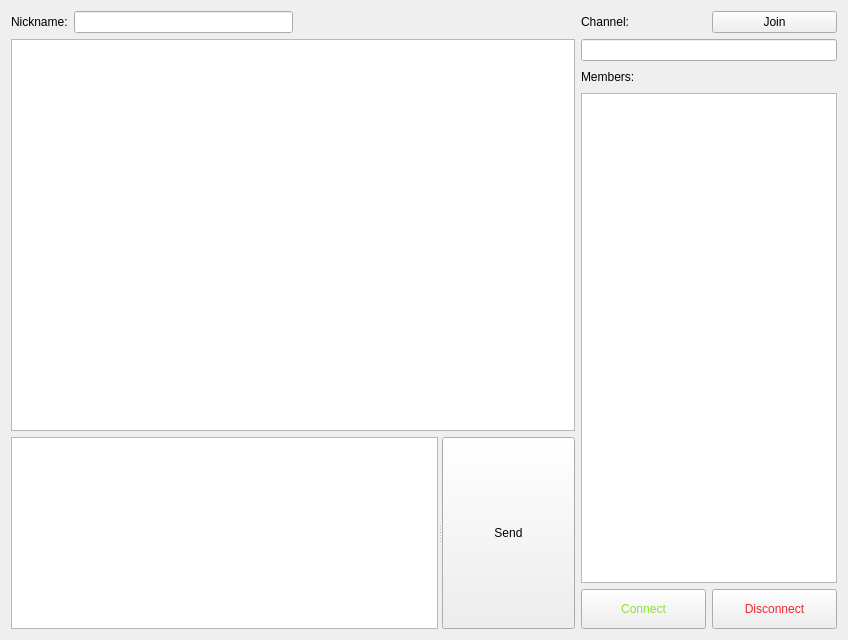
Before: the Qt Designer form Chat_Client/mainwindow.ui in benliepert/networks-project, drawn with Qt 5.
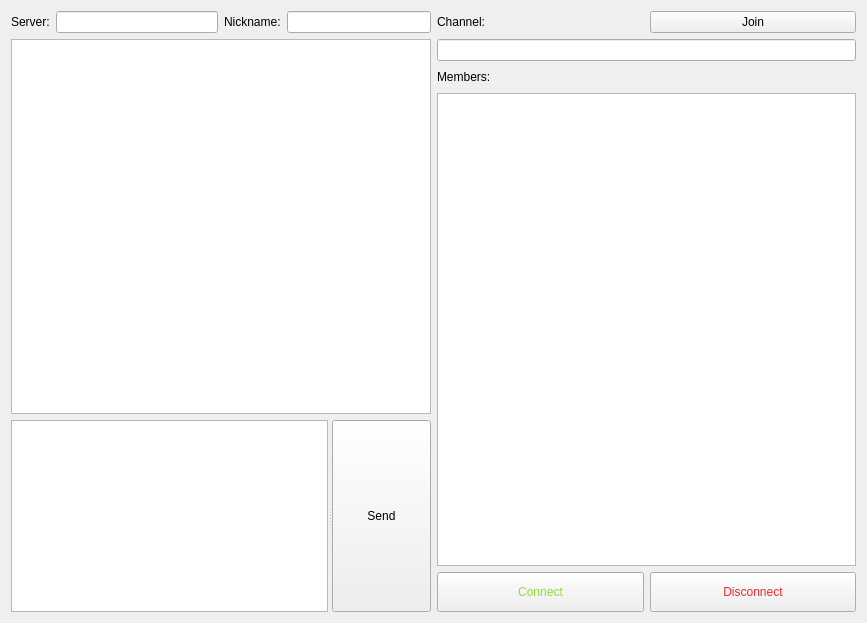
After: the same form once the commit is applied.

Commit message: ui improvement, comments in server

```diff
--- a/Chat_Client/mainwindow.ui
+++ b/Chat_Client/mainwindow.ui
@@ -6,20 +6,34 @@
    <rect>
     <x>0</x>
     <y>0</y>
-    <width>848</width>
-    <height>640</height>
+    <width>867</width>
+    <height>623</height>
    </rect>
   </property>
   <property name="windowTitle">
    <string>I bought an '83 cutlass for the weekend</string>
   </property>
   <widget class="QWidget" name="centralWidget">
+   <layout class="QHBoxLayout" name="horizontalLayout_7">
+    <item>
    <layout class="QGridLayout" name="gridLayout">
-    <item row="0" column="0" rowspan="4">
-     <layout class="QVBoxLayout" name="verticalLayout">
+      <item row="0" column="0">
+       <layout class="QHBoxLayout" name="horizontalLayout_4">
       <item>
        <layout class="QHBoxLayout" name="horizontalLayout_3">
         <item>
+           <widget class="QLabel" name="label_4">
+            <property name="text">
+             <string>Server:</string>
+            </property>
+           </widget>
+          </item>
+          <item>
+           <widget class="QLineEdit" name="lineEdit_3"/>
+          </item>
+         </layout>
+        </item>
+        <item>
          <layout class="QHBoxLayout" name="horizontalLayout_2">
           <item>
            <widget class="QLabel" name="label">
@@ -33,25 +47,12 @@
           </item>
          </layout>
         </item>
-        <item>
-         <spacer name="horizontalSpacer">
-          <property name="orientation">
-           <enum>Qt::Horizontal</enum>
-          </property>
-          <property name="sizeHint" stdset="0">
-           <size>
-            <width>138</width>
-            <height>20</height>
-           </size>
-          </property>
-         </spacer>
-        </item>
        </layout>
       </item>
-      <item>
+      <item row="1" column="0">
        <widget class="QTextBrowser" name="textBrowser"/>
       </item>
-      <item>
+      <item row="2" column="0">
        <widget class="QSplitter" name="splitter">
         <property name="orientation">
          <enum>Qt::Horizontal</enum>
@@ -66,7 +67,9 @@
       </item>
      </layout>
     </item>
-    <item row="0" column="1" colspan="2">
+    <item>
+     <layout class="QVBoxLayout" name="verticalLayout">
+      <item>
      <layout class="QVBoxLayout" name="verticalLayout_2">
       <item>
        <layout class="QHBoxLayout" name="horizontalLayout">
@@ -91,7 +94,7 @@
       </item>
      </layout>
     </item>
-    <item row="1" column="1" colspan="2">
+      <item>
      <layout class="QHBoxLayout" name="horizontalLayout_5">
       <item>
        <widget class="QLabel" name="label_3">
@@ -115,10 +118,12 @@
       </item>
      </layout>
     </item>
-    <item row="2" column="1" colspan="2">
+      <item>
      <widget class="QTextBrowser" name="textBrowser_2"/>
     </item>
-    <item row="3" column="1">
+      <item>
+       <layout class="QHBoxLayout" name="horizontalLayout_6">
+        <item>
      <widget class="QPushButton" name="pushButton_3">
       <property name="minimumSize">
        <size>
@@ -135,7 +140,7 @@
       </property>
      </widget>
     </item>
-    <item row="3" column="2">
+        <item>
      <widget class="QPushButton" name="pushButton_4">
       <property name="minimumSize">
        <size>
@@ -151,6 +156,10 @@
        <string>Disconnect</string>
       </property>
      </widget>
+        </item>
+       </layout>
+      </item>
+     </layout>
     </item>
    </layout>
   </widget>
```
Lines whose indentation alone changed are shown as unchanged. The commit also changes 2 other files.
